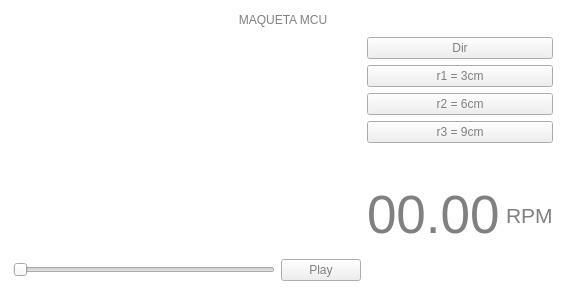
Above: gui.ui from jsonfm/remio-mcu before the change. Below: the same form after it.
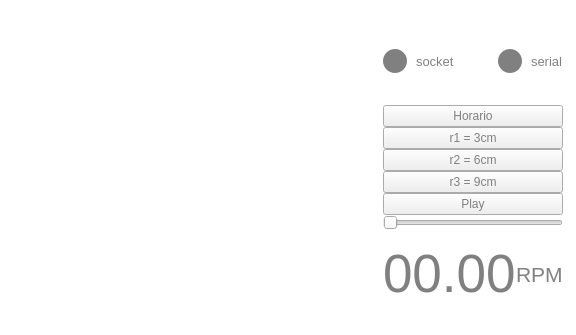
That is the form after the change.

The edit to the form file:
```diff
--- a/gui.ui
+++ b/gui.ui
@@ -6,8 +6,8 @@
    <rect>
     <x>0</x>
     <y>0</y>
-    <width>566</width>
-    <height>294</height>
+    <width>576</width>
+    <height>335</height>
    </rect>
   </property>
   <property name="windowTitle">
@@ -33,25 +33,30 @@
 
 #qimage {
 
+}
+
+#ledSocket, #ledSerial {
+	border-radius: 12px;
+	width: 24px;
+	height: 24px;
+	background: gray;
+	margin-right: 5px;
+}
+
+#ledSocket:checked, #ledSerial:checked {
+	background: rgb(0, 255, 136);
 }</string>
   </property>
   <widget class="QWidget" name="centralwidget">
    <layout class="QVBoxLayout" name="verticalLayout_4">
+    <property name="spacing">
+     <number>0</number>
+    </property>
     <item>
      <layout class="QVBoxLayout" name="verticalLayout_2">
       <property name="topMargin">
        <number>4</number>
       </property>
-      <item>
-       <widget class="QLabel" name="label">
-        <property name="text">
-         <string>MAQUETA MCU</string>
-        </property>
-        <property name="alignment">
-         <set>Qt::AlignCenter</set>
-        </property>
-       </widget>
-      </item>
       <item>
        <layout class="QHBoxLayout" name="horizontalLayout_3" stretch="1,0">
         <property name="leftMargin">
@@ -64,10 +69,16 @@
          <number>4</number>
         </property>
         <property name="bottomMargin">
-         <number>4</number>
+         <number>8</number>
         </property>
         <item>
-         <layout class="QVBoxLayout" name="verticalLayout_3" stretch="1,0">
+         <layout class="QVBoxLayout" name="verticalLayout_3" stretch="1">
+          <property name="leftMargin">
+           <number>7</number>
+          </property>
+          <property name="rightMargin">
+           <number>0</number>
+          </property>
           <item>
            <widget class="QLabel" name="qimage">
             <property name="text">
@@ -75,42 +86,78 @@
             </property>
            </widget>
           </item>
-          <item>
-           <layout class="QHBoxLayout" name="horizontalLayout_4">
-            <item>
-             <widget class="QSlider" name="speedSlider">
-              <property name="maximum">
-               <number>100</number>
-              </property>
-              <property name="orientation">
-               <enum>Qt::Horizontal</enum>
-              </property>
-             </widget>
-            </item>
-            <item>
-             <layout class="QHBoxLayout" name="horizontalLayout_2">
-              <item>
-               <widget class="QPushButton" name="playBtn">
-                <property name="text">
-                 <string>Play</string>
-                </property>
-                <property name="checkable">
-                 <bool>true</bool>
-                </property>
-               </widget>
-              </item>
-             </layout>
-            </item>
-           </layout>
-          </item>
          </layout>
         </item>
         <item>
          <layout class="QVBoxLayout" name="verticalLayout">
+          <item>
+           <layout class="QHBoxLayout" name="horizontalLayout_5" stretch="1,1,0,0,0">
+            <property name="spacing">
+             <number>4</number>
+            </property>
+            <item>
+             <widget class="QPushButton" name="ledSocket">
+              <property name="text">
+               <string/>
+              </property>
+              <property name="checkable">
+               <bool>true</bool>
+              </property>
+             </widget>
+            </item>
+            <item>
+             <widget class="QLabel" name="label_3">
+              <property name="font">
+               <font>
+                <pointsize>10</pointsize>
+               </font>
+              </property>
+              <property name="text">
+               <string>socket</string>
+              </property>
+             </widget>
+            </item>
+            <item>
+             <spacer name="horizontalSpacer">
+              <property name="orientation">
+               <enum>Qt::Horizontal</enum>
+              </property>
+              <property name="sizeHint" stdset="0">
+               <size>
+                <width>40</width>
+                <height>20</height>
+               </size>
+              </property>
+             </spacer>
+            </item>
+            <item>
+             <widget class="QPushButton" name="ledSerial">
+              <property name="text">
+               <string/>
+              </property>
+              <property name="checkable">
+               <bool>true</bool>
+              </property>
+             </widget>
+            </item>
+            <item>
+             <widget class="QLabel" name="label_4">
+              <property name="font">
+               <font>
+                <pointsize>10</pointsize>
+               </font>
+              </property>
+              <property name="text">
+               <string>serial</string>
+              </property>
+             </widget>
+            </item>
+           </layout>
+          </item>
           <item>
            <widget class="QPushButton" name="dirBtn">
             <property name="text">
-             <string>Dir</string>
+             <string>Horario</string>
             </property>
             <property name="checkable">
              <bool>true</bool>
@@ -138,10 +185,43 @@
             </property>
            </widget>
           </item>
+          <item>
+           <widget class="QPushButton" name="playBtn">
+            <property name="text">
+             <string>Play</string>
+            </property>
+            <property name="checkable">
+             <bool>true</bool>
+            </property>
+           </widget>
+          </item>
+          <item>
+           <layout class="QHBoxLayout" name="horizontalLayout_4">
+            <item>
+             <widget class="QSlider" name="speedSlider">
+              <property name="maximum">
+               <number>100</number>
+              </property>
+              <property name="orientation">
+               <enum>Qt::Horizontal</enum>
+              </property>
+             </widget>
+            </item>
+            <item>
+             <layout class="QHBoxLayout" name="horizontalLayout_2"/>
+            </item>
+           </layout>
+          </item>
           <item>
            <layout class="QHBoxLayout" name="horizontalLayout">
             <item>
              <widget class="QLabel" name="speedLabel">
+              <property name="sizePolicy">
+               <sizepolicy hsizetype="Fixed" vsizetype="Preferred">
+                <horstretch>0</horstretch>
+                <verstretch>0</verstretch>
+               </sizepolicy>
+              </property>
               <property name="font">
                <font>
                 <pointsize>40</pointsize>
```
